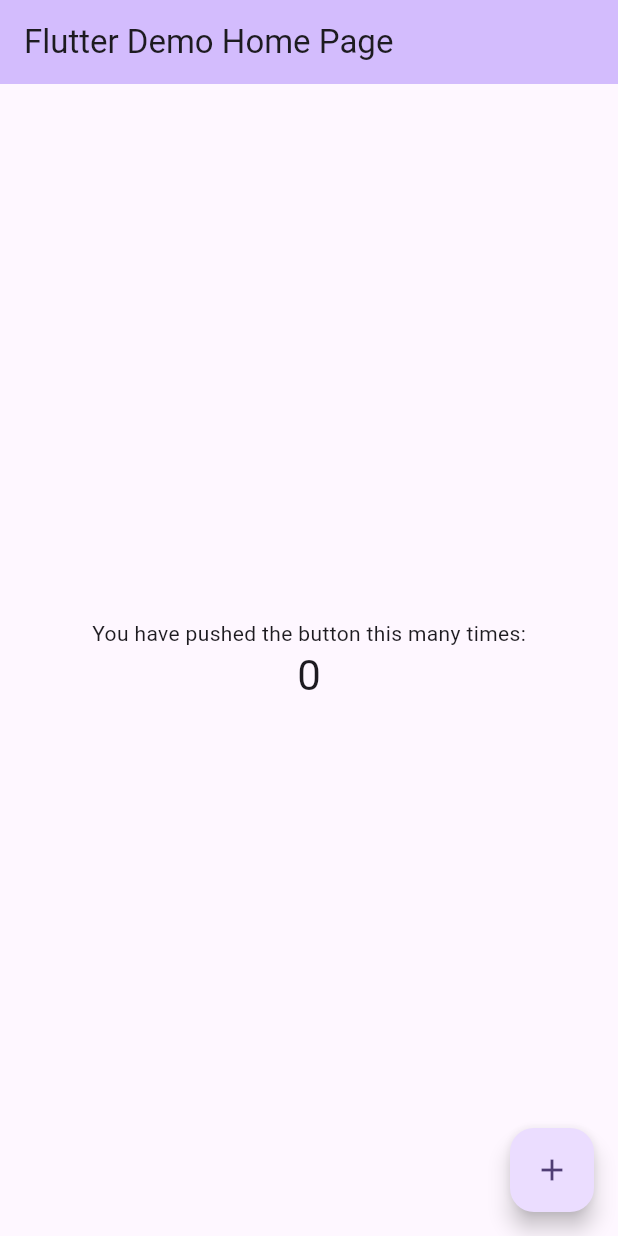
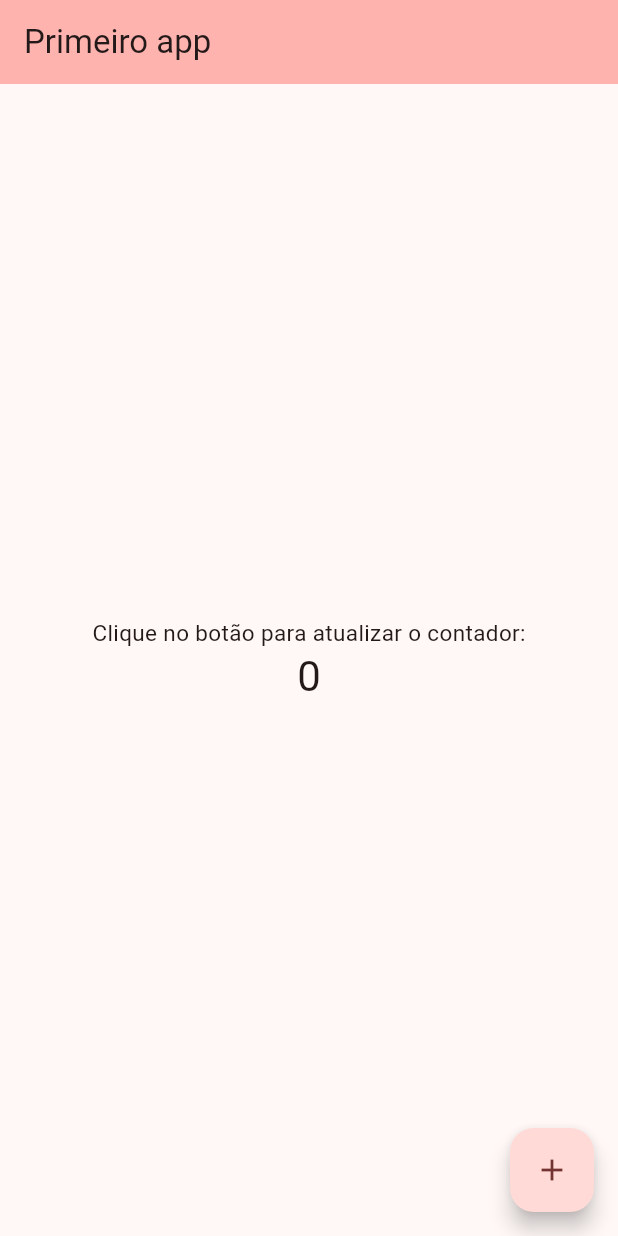
Before and after one commit to AntonioCarlosSoaresPrudencio/desafioPrimeiroAppFlutter, a Flutter app: the screen it shows after launch, on a phone screen of 412 x 824 dp. Run offline on Flutter 3.47's test engine with Material 2 defaults, Android fonts, the phone set to English and light mode, and no system bars.

Commit message:
:recycle: refactor texto do contador

```diff
--- a/lib/main.dart
+++ b/lib/main.dart
@@ -11,7 +11,7 @@
   @override
   Widget build(BuildContext context) {
     return MaterialApp(
-      title: 'Flutter Demo',
+      title: 'Primeiro app',
       theme: ThemeData(
         // This is the theme of your application.
         //
@@ -28,10 +28,10 @@
         //
         // This works for code too, not just values: Most code changes can be
         // tested with just a hot reload.
-        colorScheme: ColorScheme.fromSeed(seedColor: Colors.deepPurple),
+        colorScheme: ColorScheme.fromSeed(seedColor: Color.fromARGB(255, 196, 70, 70)),
         useMaterial3: true,
       ),
-      home: const MyHomePage(title: 'Flutter Demo Home Page'),
+      home: const MyHomePage(title: 'Primeiro app'),
     );
   }
 }
@@ -106,7 +106,8 @@
           mainAxisAlignment: MainAxisAlignment.center,
           children: <Widget>[
             const Text(
-              'You have pushed the button this many times:',
+              'Clique no botão para atualizar o contador:',
+              style: TextStyle(fontSize: 15),
             ),
             Text(
               '$_counter',
@@ -119,7 +120,8 @@
         onPressed: _incrementCounter,
         tooltip: 'Increment',
         child: const Icon(Icons.add),
-      ), // This trailing comma makes auto-formatting nicer for build methods.
+      ),
+       // This trailing comma makes auto-formatting nicer for build methods.
     );
   }
 }
```
